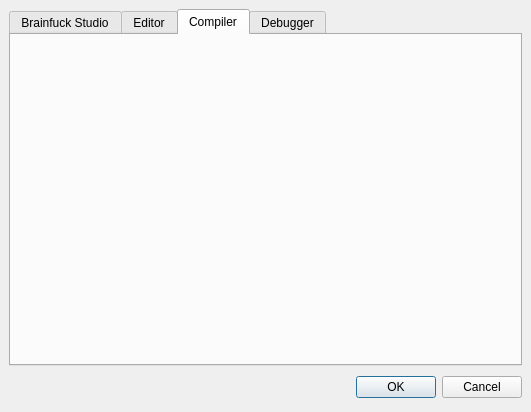
Old version of the form trunk/src/settings.ui in the repository BackupTheBerlios/bf-dev-svn.
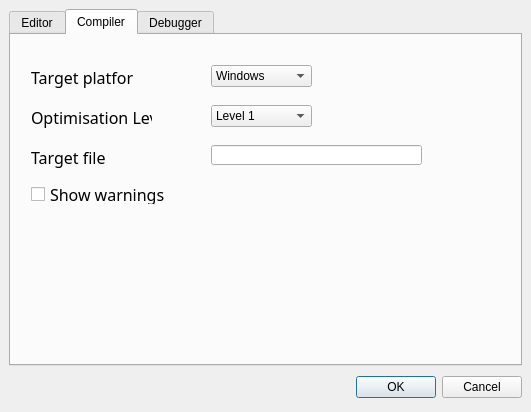
New version of the form. The open tabs and pages were chosen to show the change. Icons and pictures are not drawn.

Commit message: Changed tagebuch.odt

Patch:
```diff
--- a/trunk/src/settings.ui
+++ b/trunk/src/settings.ui
@@ -27,11 +27,6 @@
    </property>
    <item>
     <widget class="QTabWidget" name="tabWidget" >
-     <widget class="QWidget" name="tab" >
-      <attribute name="title" >
-       <string>Brainfuck Studio</string>
-      </attribute>
-     </widget>
      <widget class="QWidget" name="tab_2" >
       <attribute name="title" >
        <string>Editor</string>
@@ -41,6 +36,124 @@
       <attribute name="title" >
        <string>Compiler</string>
       </attribute>
+      <widget class="QComboBox" name="comboBox" >
+       <property name="geometry" >
+        <rect>
+         <x>200</x>
+         <y>30</y>
+         <width>101</width>
+         <height>22</height>
+        </rect>
+       </property>
+       <item>
+        <property name="text" >
+         <string>Windows</string>
+        </property>
+       </item>
+       <item>
+        <property name="text" >
+         <string>Unix</string>
+        </property>
+       </item>
+      </widget>
+      <widget class="QLabel" name="label" >
+       <property name="geometry" >
+        <rect>
+         <x>20</x>
+         <y>30</y>
+         <width>103</width>
+         <height>25</height>
+        </rect>
+       </property>
+       <property name="text" >
+        <string>&lt;html>&lt;head>&lt;meta name="qrichtext" content="1" />&lt;/head>&lt;body style=" white-space: pre-wrap; font-family:Sans Serif; font-size:9pt; font-weight:400; font-style:normal; text-decoration:none;">&lt;p style=" margin-top:0px; margin-bottom:0px; margin-left:0px; margin-right:0px; -qt-block-indent:0; text-indent:0px;">&lt;span style=" font-size:12pt;">Target platform&lt;/span>&lt;/p>&lt;/body>&lt;/html></string>
+       </property>
+      </widget>
+      <widget class="QComboBox" name="comboBox_2" >
+       <property name="geometry" >
+        <rect>
+         <x>200</x>
+         <y>70</y>
+         <width>101</width>
+         <height>22</height>
+        </rect>
+       </property>
+       <item>
+        <property name="text" >
+         <string>Level 1</string>
+        </property>
+       </item>
+       <item>
+        <property name="text" >
+         <string>Level 2</string>
+        </property>
+       </item>
+       <item>
+        <property name="text" >
+         <string>Level 3</string>
+        </property>
+       </item>
+      </widget>
+      <widget class="QLabel" name="label_2" >
+       <property name="geometry" >
+        <rect>
+         <x>20</x>
+         <y>70</y>
+         <width>121</width>
+         <height>25</height>
+        </rect>
+       </property>
+       <property name="text" >
+        <string>&lt;html>&lt;head>&lt;meta name="qrichtext" content="1" />&lt;/head>&lt;body style=" white-space: pre-wrap; font-family:Sans Serif; font-size:9pt; font-weight:400; font-style:normal; text-decoration:none;">&lt;p style=" margin-top:0px; margin-bottom:0px; margin-left:0px; margin-right:0px; -qt-block-indent:0; text-indent:0px;">&lt;span style=" font-size:12pt;">Optimisation Level&lt;/span>&lt;/p>&lt;/body>&lt;/html></string>
+       </property>
+      </widget>
+      <widget class="QLabel" name="label_3" >
+       <property name="geometry" >
+        <rect>
+         <x>20</x>
+         <y>110</y>
+         <width>121</width>
+         <height>25</height>
+        </rect>
+       </property>
+       <property name="text" >
+        <string>&lt;html>&lt;head>&lt;meta name="qrichtext" content="1" />&lt;/head>&lt;body style=" white-space: pre-wrap; font-family:Sans Serif; font-size:9pt; font-weight:400; font-style:normal; text-decoration:none;">&lt;p style=" margin-top:0px; margin-bottom:0px; margin-left:0px; margin-right:0px; -qt-block-indent:0; text-indent:0px;">&lt;span style=" font-size:12pt;">Target file&lt;/span>&lt;/p>&lt;/body>&lt;/html></string>
+       </property>
+      </widget>
+      <widget class="QLineEdit" name="lineEdit" >
+       <property name="geometry" >
+        <rect>
+         <x>200</x>
+         <y>110</y>
+         <width>211</width>
+         <height>20</height>
+        </rect>
+       </property>
+      </widget>
+      <widget class="QCheckBox" name="checkBox_3" >
+       <property name="geometry" >
+        <rect>
+         <x>20</x>
+         <y>150</y>
+         <width>141</width>
+         <height>19</height>
+        </rect>
+       </property>
+       <property name="font" >
+        <font>
+         <family>Sans Serif</family>
+         <pointsize>12</pointsize>
+         <weight>50</weight>
+         <italic>false</italic>
+         <bold>false</bold>
+         <underline>false</underline>
+         <strikeout>false</strikeout>
+        </font>
+       </property>
+       <property name="text" >
+        <string>Show warnings</string>
+       </property>
+      </widget>
      </widget>
      <widget class="QWidget" name="tab_4" >
       <attribute name="title" >
```
Left out of the diff: 48 changed lines with no effect on the pictures. The commit also changes 1 other file.
